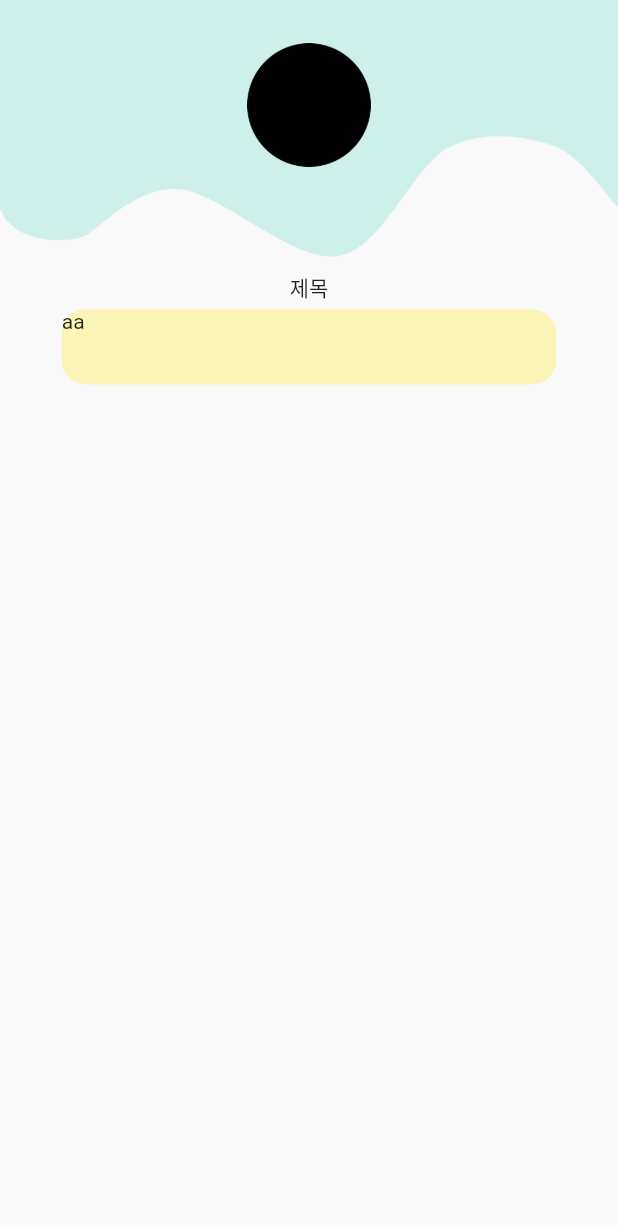
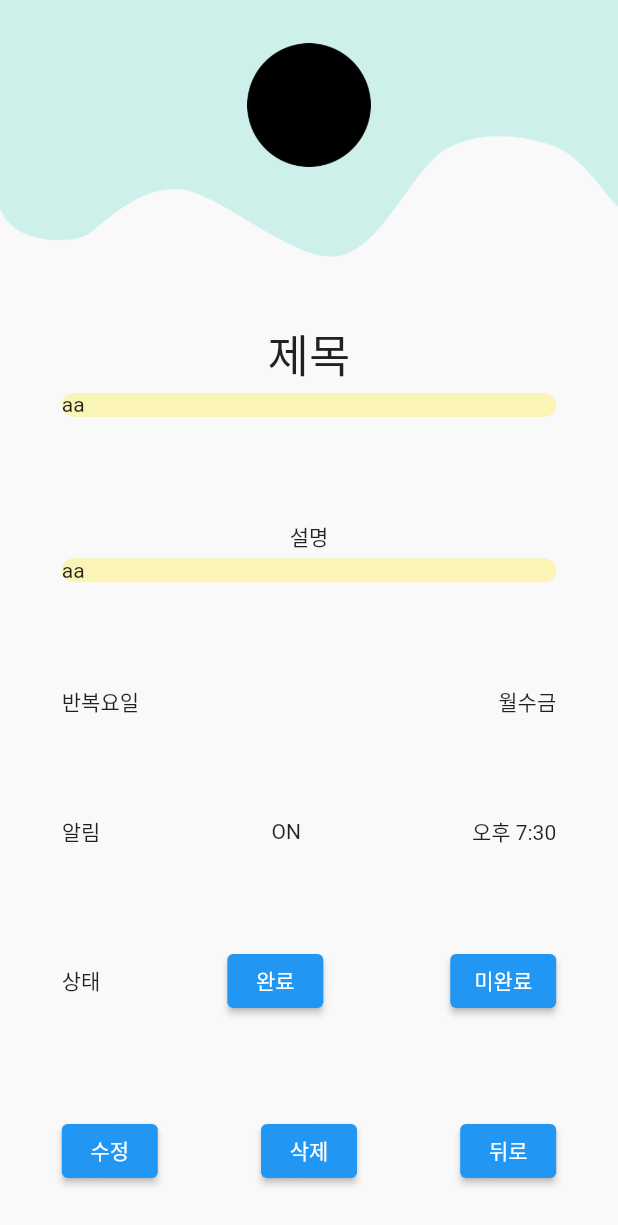
Before and after one commit to Google-DSC-SCH/first_side_project_app, a Flutter app: the screen it shows after launch, after a tap on "ViewDaily", on a phone screen of 412 x 824 dp. Shown: the top 1225 px of the screen. Run offline on Flutter 3.47's test engine with Material 2 defaults, Android fonts, the phone set to English and light mode, and no system bars; Roboto replaces fonts that are missing (HandTyping).

```diff
--- a/lib/ViewDaily.dart
+++ b/lib/ViewDaily.dart
@@ -39,6 +39,8 @@ class _ViewDaily extends State<ViewDaily> {
                     child: Image.asset(
                       'assets/img/icon.png',
                     )),
+
+                // Body
                 // 세로 화면의 22% 비율부터 시작
                 Container(
                     height: (MediaQuery.of(context).size.height -
@@ -48,24 +50,105 @@ class _ViewDaily extends State<ViewDaily> {
                     width: MediaQuery.of(context).size.width,
                     // 여기서부터 찐 개발 시작
                     child: Column(
+                        mainAxisAlignment: MainAxisAlignment.spaceAround,
                         children: [
-                      Text("제목"),
+                          // 제목
+                          Column(
+                            children: [
+                              Text("제목", style: TextStyle(fontSize: 30)),
                               Card(
-                          shape: RoundedRectangleBorder(  //모서리를 둥글게 하기 위해 사용
+                                shape: RoundedRectangleBorder(
+                                  //모서리를 둥글게 하기 위해 사용
                                   borderRadius: BorderRadius.circular(16.0),
                                 ),
                                 color: Color(0xFFFAF4B7),
                                 elevation: 0, // 그림자 깊이
                                 child: Container(
-                            width: getMobileSizeFromPercent(context, 80, true),
-                            height: 50,
-                            child: Text("aa")
+                                    width: getMobileSizeFromPercent(
+                                        context, 80, true),
+                                    child: Text("aa")),
+                              ),
+                            ],
                           ),
 
-                      )
+                          // 설명
+                          Column(
+                            children: [
+                              Text("설명"),
+                              Card(
+                                shape: RoundedRectangleBorder(
+                                  //모서리를 둥글게 하기 위해 사용
+                                  borderRadius: BorderRadius.circular(16.0),
+                                ),
+                                color: Color(0xFFFAF4B7),
+                                elevation: 0, // 그림자 깊이
+                                child: Container(
+                                    width: getMobileSizeFromPercent(
+                                        context, 80, true),
+                                    child: Text("aa")),
+                              ),
                             ],
                           ),
-                )
+
+                          // 반복 요일
+                          Container(
+                            width: getMobileSizeFromPercent(context, 80, true),
+                            child: Row(
+                              mainAxisAlignment: MainAxisAlignment.spaceBetween,
+                              children: [Text("반복요일"), Text("월수금")],
+                            ),
+                          ),
+
+                          // 알림
+                          Container(
+                            width: getMobileSizeFromPercent(context, 80, true),
+                            child: Row(
+                              mainAxisAlignment: MainAxisAlignment.spaceBetween,
+                              children: [Text("알림", style: TextStyle(fontFamily: "HandTyping")), Text("ON"), Text("오후 7:30")],
+                            ),
+                          ),
+
+                          // 상태
+                          Container(
+                            width: getMobileSizeFromPercent(context, 80, true),
+                            child: Row(
+                              mainAxisAlignment: MainAxisAlignment.spaceBetween,
+                              children: [
+                                Text("상태"),
+                                ElevatedButton(
+                                  onPressed: () => null,
+                                  child: Text("완료"),
+                                ),
+                                ElevatedButton(
+                                  onPressed: () => null,
+                                  child: Text("미완료"),
+                                ),
+                              ],
+                            ),
+                          ),
+
+                          // 뒤로가기
+                          Container(
+                            width: getMobileSizeFromPercent(context, 80, true),
+                            child: Row(
+                              mainAxisAlignment: MainAxisAlignment.spaceBetween,
+                              children: [
+                                ElevatedButton(
+                                  onPressed: () => null,
+                                  child: Text("수정"),
+                                ),
+                                ElevatedButton(
+                                  onPressed: () => null,
+                                  child: Text("삭제"),
+                                ),
+                                ElevatedButton(
+                                  onPressed: () => null,
+                                  child: Text("뒤로"),
+                                ),
+                              ],
+                            ),
+                          ),
+                        ]))
               ],
             )),
       );
--- a/lib/main.dart
+++ b/lib/main.dart
@@ -16,6 +16,7 @@ class MyApp extends StatelessWidget {
     return MaterialApp(
       title: 'Flutter Demo',
       theme: ThemeData(
+        fontFamily: 'HandTyping',
         primarySwatch: Colors.blue,
       ),
       home: const MyHomePage(title: 'Flutter Demo Home Page'),
```
Also changed, not shown: pubspec.yaml (+5 -11 lines), 1 other file. Lines whose indentation alone changed are shown as unchanged.
